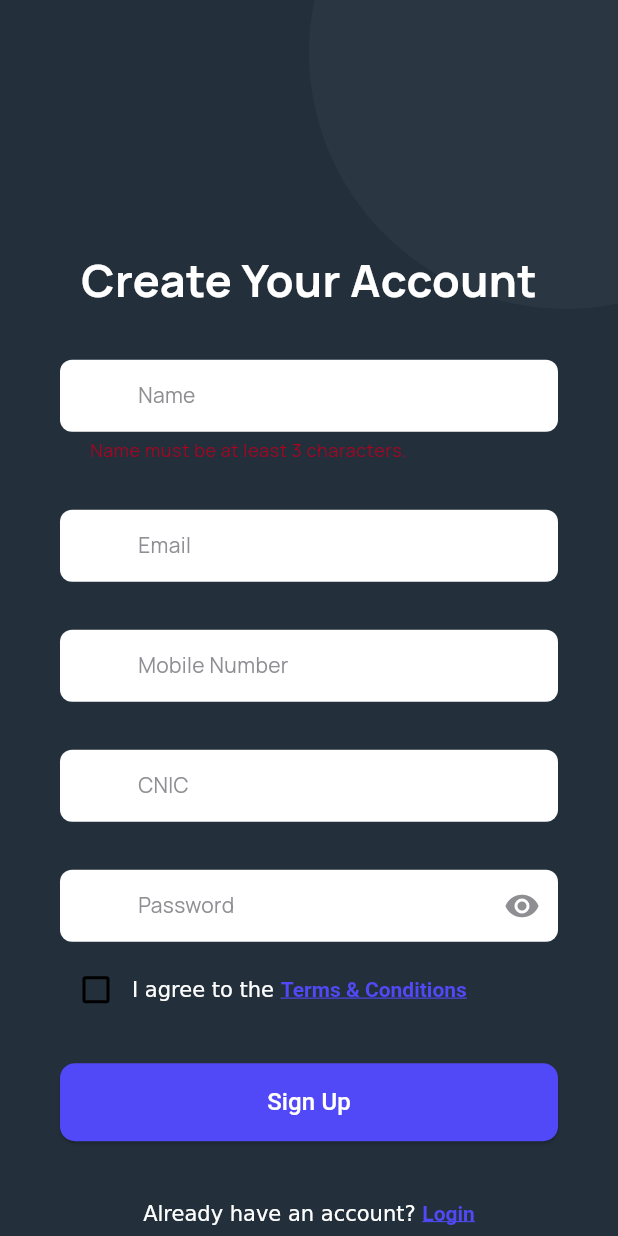
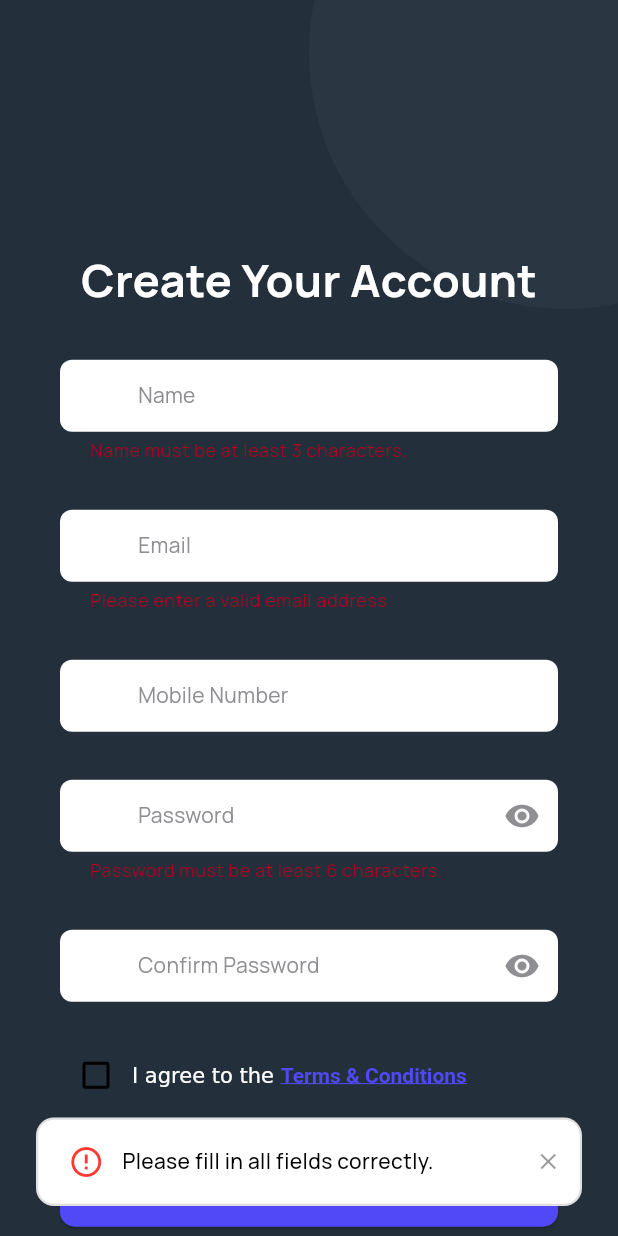
Before and after one commit to Davidic-02/ease.monie, a Flutter app: the screen it shows after launch, after a tap on "Skip", after a tap on "Sign Up", on a phone screen of 412 x 824 dp. Run offline on Flutter 3.47's test engine with Material 3 defaults, Android fonts, the phone set to English and light mode, and no system bars; drawn by our look-alikes of toastification; our stand-ins replace bloc, cloud_firestore, dio, email_validator, firebase_auth, firebase_core and 10 more; accounts and stored records are empty; generated files the repository leaves out were written again; Roboto replaces fonts that are missing (HelveticaRounded).

Commit message:
feat: Implement user sign-up functionality with Firebase authentication and Firestore integration
- Added sign-up event handling in OnBoardingBloc, including validation and user creation.
- Updated OnBoardingState to manage sign-up status and error messages.
- Refactored OnBoardingEvent to simplify phone number handling.
- Enhanced UI in SignUpScreen to reflect new sign-up process and error handling.
- Integrated logging and toast notifications for user feedback during sign-up.
- Cleaned up unused code and improved code organization across onboarding files.
- Updated dependencies for Firebase and Dio for improved functionality.

```diff
--- a/lib/blocs/onboarding/onboarding_bloc.dart
+++ b/lib/blocs/onboarding/onboarding_bloc.dart
@@ -1,6 +1,12 @@
+import 'dart:async';
+
 import 'package:bloc/bloc.dart';
+import 'package:cloud_firestore/cloud_firestore.dart';
 import 'package:email_validator/email_validator.dart';
 import 'package:esae_monie/enums/validator_error.dart';
+import 'package:esae_monie/services/logging_helper.dart';
+import 'package:esae_monie/services/persistence_services.dart';
+import 'package:firebase_auth/firebase_auth.dart';
 import 'package:formz/formz.dart';
 import 'package:freezed_annotation/freezed_annotation.dart';
 
@@ -9,13 +15,17 @@ part 'onboarding_state.dart';
 part 'onboarding_bloc.freezed.dart';
 
 class OnBoardingBloc extends Bloc<OnBoardingEvent, OnBoardingState> {
-  OnBoardingBloc() : super(const OnBoardingState()) {
+  final FirebaseAuth _auth;
+  OnBoardingBloc(this._auth) : super(const OnBoardingState()) {
     on<_EmailChanged>(_emailChanged);
-    on<_UsernameChanged>(_usernameChanged);
     on<_FullNameChanged>(_fullNameChanged);
     on<_PasswordChanged>(_passwordChanged);
     on<_PasswordConfirmChanged>(_passwordConfirmChanged);
     on<_PhoneNumberChanged>(_phoneNumberChanged);
+    on<_SignUp>(_signUp);
+    on<_SignUpSuccessful>(_signUpSuccessful);
+    on<_SignUpFailed>(_signUpFailed);
+    on<_ErrorMessage>(_errorMessage);
   }
 
   void _emailChanged(_EmailChanged event, Emitter<OnBoardingState> emit) {
@@ -24,18 +34,6 @@ class OnBoardingBloc extends Bloc<OnBoardingEvent, OnBoardingState> {
     emit(
       state.copyWith(
         email: email.isValid ? email : EmailFormz.pure(event.email),
-      ),
-    );
-  }
-
-  void _usernameChanged(_UsernameChanged event, Emitter<OnBoardingState> emit) {
-    final username = UsernameFormz.dirty(event.username);
-
-    emit(
-      state.copyWith(
-        username: username.isValid
-            ? username
-            : UsernameFormz.pure(event.username),
       ),
     );
   }
@@ -56,12 +54,7 @@ class OnBoardingBloc extends Bloc<OnBoardingEvent, OnBoardingState> {
     _PhoneNumberChanged event,
     Emitter<OnBoardingState> emit,
   ) {
-    emit(
-      state.copyWith(
-        phoneCode: event.phoneCode,
-        phoneNumber: event.phoneNumber,
-      ),
-    );
+    emit(state.copyWith(phoneNumber: event.phoneNumber));
   }
 
   void _passwordChanged(_PasswordChanged event, Emitter<OnBoardingState> emit) {
@@ -96,4 +89,92 @@ class OnBoardingBloc extends Bloc<OnBoardingEvent, OnBoardingState> {
       ),
     );
   }
+
+  void _signUp(_SignUp event, Emitter<OnBoardingState> emit) async {
+    if (state.signUpStatus == FormzSubmissionStatus.inProgress) return;
+
+    if (!state.isSignUpFormValid) {
+      emit(
+        state.copyWith(
+          email: EmailFormz.dirty(state.email.value),
+          fullName: FullNameFormz.dirty(state.fullName.value),
+          password: PasswordFormz.dirty(state.password.value),
+          passwordConfirm: PasswordConfirmFormz.dirty(
+            state.passwordConfirm.value,
+          ),
+          errorMessage: 'Please fill in all fields correctly.',
+        ),
+      );
+      return;
+    }
+
+    emit(state.copyWith(signUpStatus: FormzSubmissionStatus.inProgress));
+
+    try {
+      final userCredential = await _auth.createUserWithEmailAndPassword(
+        email: state.email.value,
+        password: state.password.value,
+      );
+
+      await userCredential.user?.updateDisplayName(state.fullName.value);
+
+      await FirebaseFirestore.instance
+          .collection('users')
+          .doc(userCredential.user!.uid)
+          .set({
+            'fullName': state.fullName.value,
+            'email': state.email.value,
+            'phoneNumber': state.phoneNumber,
+            'createdAt': FieldValue.serverTimestamp(),
+          });
+
+      logInfo('User signed up successfully: ${userCredential.user!.uid}');
+
+      final uid = userCredential.user?.uid;
+      final docSnapshot = await FirebaseFirestore.instance
+          .collection('users')
+          .doc(uid)
+          .get();
+
+      final fullName = docSnapshot.data()?['fullName'];
+      await PersistenceService().saveUserName(fullName);
+
+      final userEmail = docSnapshot.data()?['email'];
+      await PersistenceService().saveUserEmail(userEmail);
+
+      add(const OnBoardingEvent.signUpSuccessful());
+    } on FirebaseAuthException catch (error, trace) {
+      logError(error, trace);
+      add(OnBoardingEvent.signUpFailed(error.message ?? 'Signup failed'));
+    }
+  }
+
+  void _signUpSuccessful(
+    _SignUpSuccessful event,
+    Emitter<OnBoardingState> emit,
+  ) {
+    emit(
+      state.copyWith(
+        signUpStatus: FormzSubmissionStatus.success,
+        errorMessage: null,
+      ),
+    );
+    PersistenceService().saveSignInStatus(true);
+  }
+
+  void _signUpFailed(_SignUpFailed event, Emitter<OnBoardingState> emit) {
+    emit(
+      state.copyWith(
+        signUpStatus: FormzSubmissionStatus.failure,
+        errorMessage: event.message,
+      ),
+    );
+  }
+
+  FutureOr<void> _errorMessage(
+    _ErrorMessage event,
+    Emitter<OnBoardingState> emit,
+  ) {
+    emit(state.copyWith(errorMessage: event.message));
+  }
 }
--- a/lib/blocs/onboarding/onboarding_event.dart
+++ b/lib/blocs/onboarding/onboarding_event.dart
@@ -13,10 +13,8 @@ class OnBoardingEvent with _$OnBoardingEvent {
       _PasswordConfirmChanged;
   const factory OnBoardingEvent.fullNameChanged(String fullName) =
       _FullNameChanged;
-  const factory OnBoardingEvent.phoneNumberChanged(
-    String phoneCode,
-    String phoneNumber,
-  ) = _PhoneNumberChanged;
+  const factory OnBoardingEvent.phoneNumberChanged(String phoneNumber) =
+      _PhoneNumberChanged;
   const factory OnBoardingEvent.referrerChanged(String referrer) =
       _ReferrerChanged;
   const factory OnBoardingEvent.signUp() = _SignUp;
--- a/lib/blocs/onboarding/onboarding_state.dart
+++ b/lib/blocs/onboarding/onboarding_state.dart
@@ -6,17 +6,14 @@ abstract class OnBoardingState with _$OnBoardingState {
 
   const factory OnBoardingState({
     @Default(FullNameFormz.pure()) FullNameFormz fullName,
-    @Default(UsernameFormz.pure()) UsernameFormz username,
     @Default(EmailFormz.pure()) EmailFormz email,
     @Default(PasswordFormz.pure()) PasswordFormz password,
     @Default(PasswordConfirmFormz.pure()) PasswordConfirmFormz passwordConfirm,
     String? phoneCode,
     String? phoneNumber,
-    String? referrer,
     @Default(FormzSubmissionStatus.initial) FormzSubmissionStatus signUpStatus,
     String? errorMessage,
     @Default(false) acceptTerms,
-    @Default(false) acceptMarketing,
 
     String? fcmToken,
 
@@ -24,13 +21,11 @@ abstract class OnBoardingState with _$OnBoardingState {
   }) = _OnBoardingState;
 
   bool get isSignUpFormValid =>
-      Formz.validate([fullName, username, email, password, passwordConfirm]) &&
+      Formz.validate([fullName, email, password, passwordConfirm]) &&
       phoneNumberValid;
 
   bool get phoneNumberValid =>
-      (phoneCode?.isNotEmpty ?? false) &&
-      (phoneNumber?.isNotEmpty ?? false) &&
-      phoneNumber!.length > 8;
+      (phoneNumber?.isNotEmpty ?? false) && phoneNumber!.length > 8;
 }
 
 //==============================================================================
--- a/lib/constants/app_colors.dart
+++ b/lib/constants/app_colors.dart
@@ -1,12 +1,3 @@
-// import 'package:flutter/material.dart';
-
-// const myColor = Color(0xFF456EFE);
-// const myColor1 = Color(0xFF23303B);
-// const myColor2 = Color(0xFF4F5962);
-// const myColor3 = Color(0xFF23303B);
-// const myColor4 = Color(0xFF4F5962);
-// const apiKey = '0f7c36d61e2047f5a99fdf6569d563a5';
-
 import 'dart:ui';
 
 class AppColors {
@@ -25,8 +16,8 @@ class AppColors {
   static const yellowWarningColor = Color(0xFFfffc47);
   static const yellowWarningIconColor = Color(0xFFd0b700);
   static const goldColor = Color(0xFFBA9400);
-  static const primaryColor = Color(0xFF5149F7); // Deep blue
-  static const accentNeon = Color(0xFF00FFC6); // Neon Cyan
+  static const primaryColor = Color(0xFF5149F7);
+  static const accentNeon = Color(0xFF00FFC6);
   static const textColor = Color(0xFF1F1F1F);
   static const darkBg = Color(0xFF0A0F1A);
   static const darkSurface = Color(0xFF121826);
--- a/lib/main.dart
+++ b/lib/main.dart
@@ -3,10 +3,12 @@ import 'package:esae_monie/constants/theme_data.dart';
 import 'package:esae_monie/presentation/screens/onboarding/splash_screen.dart';
 import 'package:esae_monie/router/app_routes.dart';
 import 'package:esae_monie/services/theme_services.dart';
+import 'package:firebase_auth/firebase_auth.dart';
 
 import 'package:flutter/material.dart';
 import 'package:firebase_core/firebase_core.dart';
 import 'package:flutter_bloc/flutter_bloc.dart';
+import 'package:toastification/toastification.dart';
 import 'firebase_options.dart';
 
 void main() async {
@@ -23,19 +25,21 @@ class MyApp extends StatelessWidget {
   Widget build(BuildContext context) {
     return MultiBlocProvider(
       providers: [
-        BlocProvider<OnBoardingBloc>(create: (context) => OnBoardingBloc()),
+        BlocProvider<OnBoardingBloc>(
+          create: (context) => OnBoardingBloc(FirebaseAuth.instance),
+        ),
       ],
       child: ValueListenableBuilder<ThemeMode>(
         valueListenable: ThemeService.themeModeNotifier,
-        builder: (_, ThemeMode currentMode, __) => MaterialApp(
+        builder: (_, ThemeMode currentMode, __) => ToastificationWrapper(
+          child: MaterialApp(
             debugShowCheckedModeBanner: false,
             theme: lightTheme,
             darkTheme: darkTheme,
             themeMode: currentMode,
-
-          title: 'Ease Monie',
             initialRoute: SplashScreen.routeName,
             routes: AppRoutes.routes,
+          ),
         ),
       ),
     );
--- a/lib/presentation/screens/onboarding/onboarding.dart
+++ b/lib/presentation/screens/onboarding/onboarding.dart
@@ -1,4 +1,5 @@
 import 'package:esae_monie/constants/app_colors.dart';
+import 'package:esae_monie/constants/app_spacing.dart';
 import 'package:esae_monie/extensions/build_context.dart';
 import 'package:esae_monie/presentation/screens/onboarding/sign_up.dart';
 import 'package:flutter_hooks/flutter_hooks.dart';
@@ -115,13 +116,11 @@ class Onboarding extends HookWidget {
                         SizedBox(height: 30),
                         Text(
                           "Manage your\nPayment with",
-                          style: TextStyle(
+                          style: context.textTheme.displayMedium?.copyWith(
                             color: Colors.white,
                             fontSize: 35,
-                            fontWeight: FontWeight.bold,
                           ),
                         ),
-                        SizedBox(height: 5),
                         Text(
                           "mobile banking ",
                           style: TextStyle(
@@ -129,9 +128,8 @@ class Onboarding extends HookWidget {
                             fontSize: 35,
                           ),
                         ),
-                        SizedBox(height: 10),
+                        AppSpacing.verticalSpaceMedium,
                         Text(
-                          style: TextStyle(color: Colors.white54),
                           "A convenient way to manage your money\nsecurely from mobile devices.",
                         ),
                       ],
@@ -139,7 +137,7 @@ class Onboarding extends HookWidget {
                     Column(
                       crossAxisAlignment: CrossAxisAlignment.start,
                       mainAxisAlignment: MainAxisAlignment.start,
-                      children: const [
+                      children: [
                         SizedBox(height: 30),
                         Text(
                           "A loan for every\ndream with",
@@ -149,19 +147,16 @@ class Onboarding extends HookWidget {
                             fontWeight: FontWeight.bold,
                           ),
                         ),
-                        SizedBox(height: 5),
                         Text(
-                          style: TextStyle(
+                          "mobile banking",
+                          style: context.textTheme.displayMedium?.copyWith(
                             color: AppColors.primaryColor,
                             fontSize: 35,
-                            fontWeight: FontWeight.bold,
                           ),
-                          "mobile banking",
                         ),
-                        SizedBox(height: 5),
+                        AppSpacing.verticalSpaceMedium,
                         Text(
                           "A loan facility that provides you financial\nassistance whenever you need",
-                          style: TextStyle(color: Colors.white54),
                         ),
                       ],
                     ),
--- a/lib/presentation/screens/onboarding/sign_up.dart
+++ b/lib/presentation/screens/onboarding/sign_up.dart
@@ -3,10 +3,12 @@ import 'package:esae_monie/constants/app_colors.dart';
 import 'package:esae_monie/constants/app_spacing.dart';
 import 'package:esae_monie/presentation/widgets/button.dart';
 import 'package:esae_monie/presentation/widgets/custom_text_form_field.dart';
+import 'package:esae_monie/services/toast_services.dart';
 import 'package:flutter/material.dart';
 import 'package:flutter_bloc/flutter_bloc.dart';
 import 'package:flutter_hooks/flutter_hooks.dart';
 import 'package:flutter_svg/flutter_svg.dart';
+import 'package:formz/formz.dart';
 
 class SignUpScreen extends HookWidget {
   const SignUpScreen({super.key});
@@ -17,9 +19,10 @@ class SignUpScreen extends HookWidget {
     final nameFocusNode = useFocusNode();
     final emailFocusNode = useFocusNode();
     final mobileNumberFocusNode = useFocusNode();
-    final cnicNode = useFocusNode();
     final passwordFocusNode = useFocusNode();
+    final confirmPasswordFocusNode = useFocusNode();
     final obscurePassword = useState(false);
+    final obscureConfirmPassword = useState(false);
     final isChecked = useState(false);
 
     final formKey = useMemoized(() => GlobalKey<FormState>());
@@ -27,6 +30,8 @@ class SignUpScreen extends HookWidget {
     return Scaffold(
       backgroundColor: const Color(0xFF23303B),
       body: BlocBuilder<OnBoardingBloc, OnBoardingState>(
+        buildWhen: (previous, current) =>
+            _signUpBuildWhen(context, previous, current),
         builder: (context, state) {
           return Stack(
             children: [
@@ -52,7 +57,6 @@ class SignUpScreen extends HookWidget {
                             ),
                           ),
                         ),
-
                         AppSpacing.verticalSpaceSmall,
                         CustomTextFormField(
                           focusNode: nameFocusNode,
@@ -61,7 +65,8 @@ class SignUpScreen extends HookWidget {
                           keyboardType: TextInputType.text,
                           fillColor: AppColors.whiteColor,
                           errorText:
-                              state.fullName.isPure && state.fullName.isNotValid
+                              !state.fullName.isPure &&
+                                  state.fullName.isNotValid
                               ? "Name must be at least 3 characters."
                               : null,
                           onFieldSubmitted: (_) =>
@@ -94,23 +99,12 @@ class SignUpScreen extends HookWidget {
                           hintText: 'Mobile Number',
                           keyboardType: TextInputType.number,
                           fillColor: AppColors.whiteColor,
-                          onFieldSubmitted: (_) => cnicNode.requestFocus(),
+                          onFieldSubmitted: (_) =>
+                              passwordFocusNode.requestFocus(),
                           onChanged: (value) => context
                               .read<OnBoardingBloc>()
-                              .add(OnBoardingEvent.passwordChanged(value)),
+                              .add(OnBoardingEvent.phoneNumberChanged(value)),
                         ),
-
-                        AppSpacing.verticalSpaceSmall,
-                        CustomTextFormField(
-                          focusNode: cnicNode,
-                          textInputAction: TextInputAction.next,
-                          hintText: 'CNIC',
-                          keyboardType: TextInputType.text,
-                          fillColor: AppColors.whiteColor,
-                          onFieldSubmitted: (_) =>
-                              passwordFocusNode.requestFocus(),
-                        ),
-
                         AppSpacing.verticalSpaceSmall,
                         CustomTextFormField(
                           focusNode: passwordFocusNode,
@@ -125,14 +119,42 @@ class SignUpScreen extends HookWidget {
                                   state.password.isNotValid
                               ? "Password must be at least 6 characters."
                               : null,
+
                           onSuffixIconPressed: () {
                             obscurePassword.value = !obscurePassword.value;
                           },
+
                           onChanged: (value) => context
                               .read<OnBoardingBloc>()
                               .add(OnBoardingEvent.passwordChanged(value)),
+                          onFieldSubmitted: (_) =>
+                              confirmPasswordFocusNode.requestFocus(),
                         ),
                         AppSpacing.verticalSpaceSmall,
+                        CustomTextFormField(
+                          focusNode: confirmPasswordFocusNode,
+                          textInputAction: TextInputAction.done,
+                          hintText: 'Confirm Password',
+                          keyboardType: TextInputType.text,
+                          fillColor: AppColors.whiteColor,
+                          obscureText: !obscureConfirmPassword.value,
+                          isPassword: true,
+                          errorText:
+                              (!state.passwordConfirm.isPure &&
+                                  state.password.value !=
+                                      state.passwordConfirm.value)
+                              ? "Passwords do not match."
+                              : null,
+                          onSuffixIconPressed: () {
+                            obscureConfirmPassword.value =
+                                !obscureConfirmPassword.value;
+                          },
+                          onChanged: (value) =>
+                              context.read<OnBoardingBloc>().add(
+                                OnBoardingEvent.passwordConfirmChanged(value),
+                              ),
+                        ),
+                        AppSpacing.verticalSpaceLarge,
                         Row(
                           children: [
                             Checkbox(
@@ -168,6 +190,9 @@ class SignUpScreen extends HookWidget {
                               OnBoardingEvent.signUp(),
                             );
                           },
+                          busy:
+                              state.signUpStatus ==
+                              FormzSubmissionStatus.inProgress,
                         ),
                         AppSpacing.verticalSpaceMassive,
                         Center(
@@ -202,4 +227,39 @@ class SignUpScreen extends HookWidget {
       ),
     );
   }
+
+  bool _signUpBuildWhen(
+    BuildContext context,
+    OnBoardingState previous,
+    OnBoardingState current,
+  ) {
+    if (previous.signUpStatus != current.signUpStatus &&
+        current.signUpStatus.isSuccess) {
+      ToastService.toast('Sign Up Successful');
+      return true;
+    }
+
+    if (previous.errorMessage != current.errorMessage &&
+        current.errorMessage != null) {
+      ToastService.toast('${current.errorMessage}', ToastType.error);
+      context.read<OnBoardingBloc>().add(
+        const OnBoardingEvent.errorMessage(null),
+      );
+      return true;
+    }
+
+    if (previous.signUpStatus != current.signUpStatus) {
+      return true;
+    }
+
+    if (previous.email != current.email ||
+        previous.fullName != current.fullName ||
+        previous.password != current.password ||
+        previous.passwordConfirm != current.passwordConfirm ||
+        previous.phoneNumber != current.phoneNumber) {
+      return true;
+    }
+
+    return false;
+  }
 }
--- a/lib/presentation/widgets/custom_text_form_field.dart
+++ b/lib/presentation/widgets/custom_text_form_field.dart
@@ -70,7 +70,9 @@ class CustomTextFormField extends StatelessWidget {
           onChanged: onChanged,
           readOnly: readOnly,
 
-          style: Theme.of(context).textTheme.bodyMedium,
+          style: Theme.of(
+            context,
+          ).textTheme.bodyMedium?.copyWith(color: AppColors.blackColor),
           focusNode: focusNode,
           textInputAction: textInputAction,
           controller: controller,
--- /dev/null
+++ b/lib/services/logger.dart
@@ -0,0 +1,36 @@
+import 'package:dio/dio.dart';
+import 'package:esae_monie/services/logging_helper.dart';
+
+class ResponseLoggingInterceptor extends Interceptor {
+  @override
+  void onRequest(RequestOptions options, RequestInterceptorHandler handler) {
+    logInfo({
+      'type': 'Request--->',
+      'url': options.uri.toString(),
+      'method': options.method,
+      'payload': options.data,
+    });
+    handler.next(options);
+  }
+
+  @override
+  void onResponse(Response response, ResponseInterceptorHandler handler) {
+    logInfo({
+      'type': 'Response<---',
+      'url': response.realUri.toString(),
+      'response': response.data,
+    });
+    handler.next(response);
+  }
+
+  @override
+  void onError(DioException err, ErrorInterceptorHandler handler) {
+    logInfo({
+      'type': 'Response<---!!!!!!!!!!!',
+      'url': err.response?.realUri.toString(),
+      'status': err.response?.statusCode,
+      'response': err.response?.data,
+    });
+    handler.next(err);
+  }
+}
--- /dev/null
+++ b/lib/services/logging_helper.dart
@@ -0,0 +1,20 @@
+import 'package:dio/dio.dart';
+import 'package:logger/logger.dart';
+
+final Logger logger = Logger();
+
+void logMessage(String message) {
+  logInfo(message);
+}
+
+void logError(Object error, StackTrace? trace) {
+  logger.e('An Error Occurred', error: error, stackTrace: trace);
+
+  if (error is DioException) {
+    logger.e(error.response?.data);
+  }
+}
+
+void logInfo(dynamic message) {
+  logger.i(message);
+}
--- a/lib/services/persistence_services.dart
+++ b/lib/services/persistence_services.dart
@@ -1,6 +1,5 @@
 import 'package:esae_monie/config/pref_keys.dart';
 import 'package:shared_preferences/shared_preferences.dart';
-// import 'package:cointicker
 
 class PersistenceService {
   static final PersistenceService _manager = PersistenceService._internal();
--- /dev/null
+++ b/lib/services/toast_services.dart
@@ -0,0 +1,31 @@
+import 'package:flutter/material.dart';
+import 'package:toastification/toastification.dart';
+
+class ToastService {
+  static void toast(
+    String message, [
+    ToastType type = ToastType.success,
+  ]) async {
+    toastification.show(
+      title: Text(message, maxLines: 3),
+      autoCloseDuration: const Duration(seconds: 5),
+      alignment: Alignment.bottomCenter,
+      type: _getToastType(type),
+    );
+  }
+
+  static ToastificationType _getToastType(ToastType type) {
+    switch (type) {
+      case ToastType.success:
+        return ToastificationType.success;
+      case ToastType.error:
+        return ToastificationType.error;
+      case ToastType.warning:
+        return ToastificationType.warning;
+      case ToastType.info:
+        return ToastificationType.info;
+    }
+  }
+}
+
+enum ToastType { success, error, warning, info }
--- a/pubspec.yaml
+++ b/pubspec.yaml
@@ -50,6 +50,9 @@ dependencies:
   email_validator: ^3.0.0
   bloc: ^9.1.0
   google_fonts: ^6.3.2
+  firebase_auth: ^6.1.2
+  cloud_firestore: ^6.1.0
+  dio: ^5.9.0
 
 
 
```
Also changed, not shown: pubspec.lock, 4 other files. Lines whose indentation alone changed are shown as unchanged.
